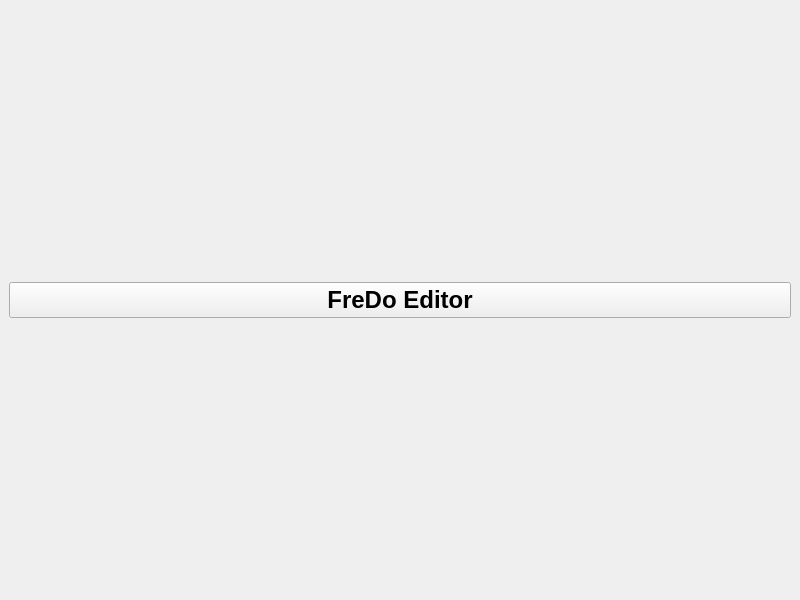
Old version of the form fredo/gui/main_window.ui in the repository fredo-editor/FreDo.
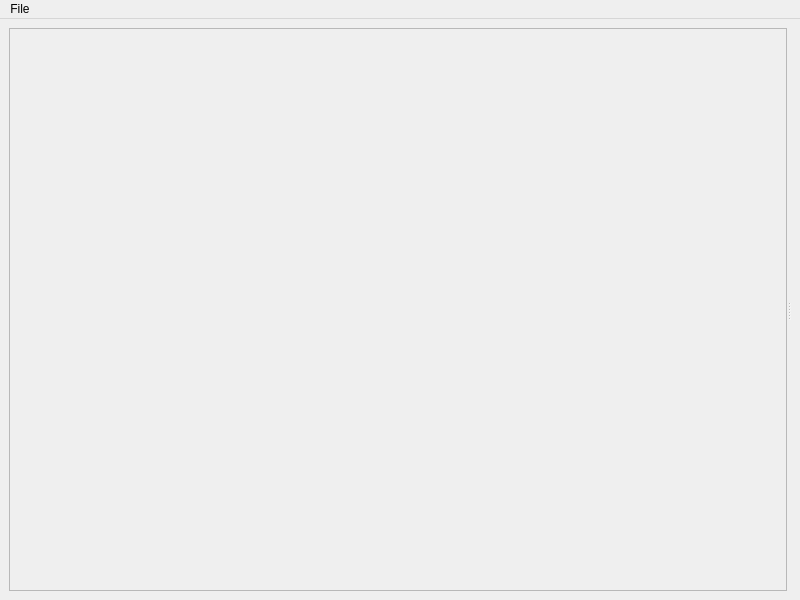
New version of the form.

Commit message: Added left panel in UI and load button

Patch:
```diff
--- a/fredo/gui/main_window.ui
+++ b/fredo/gui/main_window.ui
@@ -15,22 +15,74 @@
   </property>
   <widget class="QWidget" name="centralwidget">
    <layout class="QGridLayout" name="gridLayout">
-    <item row="0" column="0">
-     <widget class="QPushButton" name="pushButton">
-      <property name="font">
-       <font>
-        <pointsize>18</pointsize>
-        <weight>75</weight>
-        <bold>true</bold>
-       </font>
-      </property>
-      <property name="text">
-       <string>FreDo Editor</string>
-      </property>
-     </widget>
+    <item row="1" column="0">
+     <layout class="QHBoxLayout" name="horizontalLayout">
+      <item>
+       <widget class="QSplitter" name="splitter">
+        <property name="orientation">
+         <enum>Qt::Horizontal</enum>
+        </property>
+        <widget class="QWidget" name="verticalLayoutWidget">
+         <layout class="QVBoxLayout" name="verticalLayout">
+          <item>
+           <widget class="QScrollArea" name="scrollArea">
+            <property name="widgetResizable">
+             <bool>true</bool>
+            </property>
+            <widget class="QWidget" name="scrollAreaWidgetContents">
+             <property name="geometry">
+              <rect>
+               <x>0</x>
+               <y>0</y>
+               <width>383</width>
+               <height>549</height>
+              </rect>
+             </property>
+             <layout class="QGridLayout" name="gridLayout_2">
+              <item row="0" column="0">
+               <widget class="QLabel" name="image_label">
+                <property name="text">
+                 <string/>
+                </property>
+               </widget>
+              </item>
+             </layout>
+            </widget>
+           </widget>
+          </item>
+         </layout>
+        </widget>
+        <widget class="QWidget" name="verticalLayoutWidget_2">
+         <layout class="QVBoxLayout" name="verticalLayout_2"/>
+        </widget>
+       </widget>
+      </item>
+     </layout>
     </item>
    </layout>
   </widget>
+  <widget class="QMenuBar" name="menuBar">
+   <property name="geometry">
+    <rect>
+     <x>0</x>
+     <y>0</y>
+     <width>800</width>
+     <height>27</height>
+    </rect>
+   </property>
+   <widget class="QMenu" name="menuFile">
+    <property name="title">
+     <string>File</string>
+    </property>
+    <addaction name="action_open"/>
+   </widget>
+   <addaction name="menuFile"/>
+  </widget>
+  <action name="action_open">
+   <property name="text">
+    <string>Open</string>
+   </property>
+  </action>
  </widget>
  <resources/>
  <connections/>
```
The commit also changes 2 other files.
